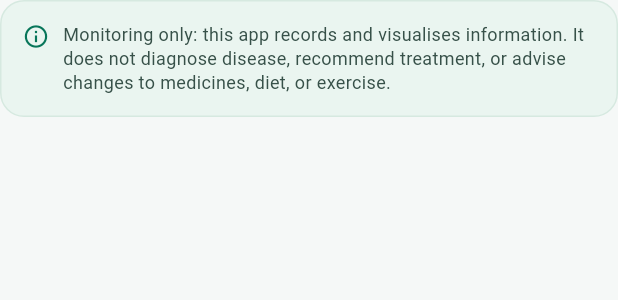
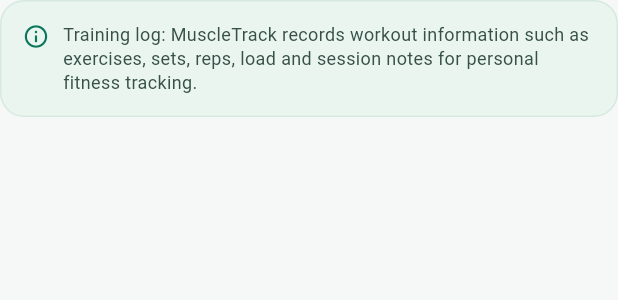
Before and after one commit to amarpalsidhubrar-svg/muscletrack-t2d, a Flutter app: the MonitoringNotice widget shown alone on an empty page, opened directly, on a phone screen of 412 x 824 dp. Shown: the top 300 px of the screen. Run offline on Flutter 3.47's test engine with Material 3 defaults, Android fonts, the phone set to English and light mode, and no system bars; our stand-ins replace sqflite; accounts and stored records are empty.

Commit message:
Remove medical wording from shared notice

```diff
--- a/lib/widgets/common.dart
+++ b/lib/widgets/common.dart
@@ -114,7 +114,7 @@
           SizedBox(width: 9),
           Expanded(
             child: Text(
-              'Monitoring only: this app records and visualises information. It does not diagnose disease, recommend treatment, or advise changes to medicines, diet, or exercise.',
+              'Training log: MuscleTrack records workout information such as exercises, sets, reps, load and session notes for personal fitness tracking.',
               style: TextStyle(fontSize: 12, height: 1.35, color: Color(0xFF375149)),
             ),
           ),
```
